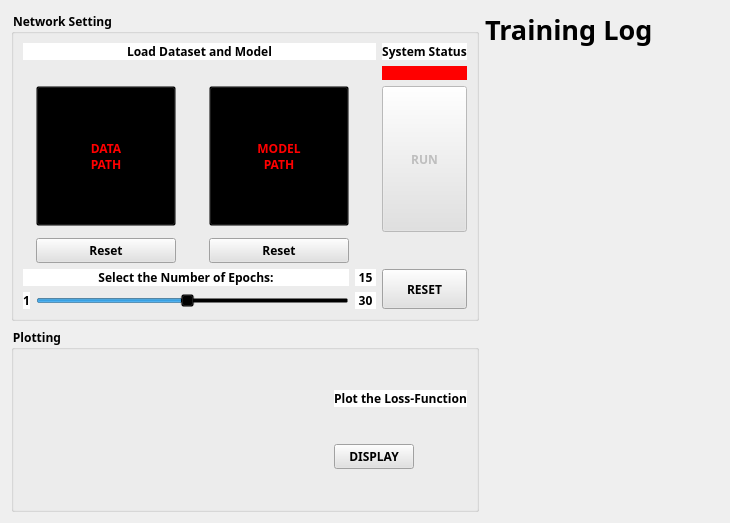
This is rLearning_Computer_Vision/TrainWidget.ui in SAIL-LAB155/Learning_Computer_Vision as Qt 5 draws it before an edit. The edited form follows.
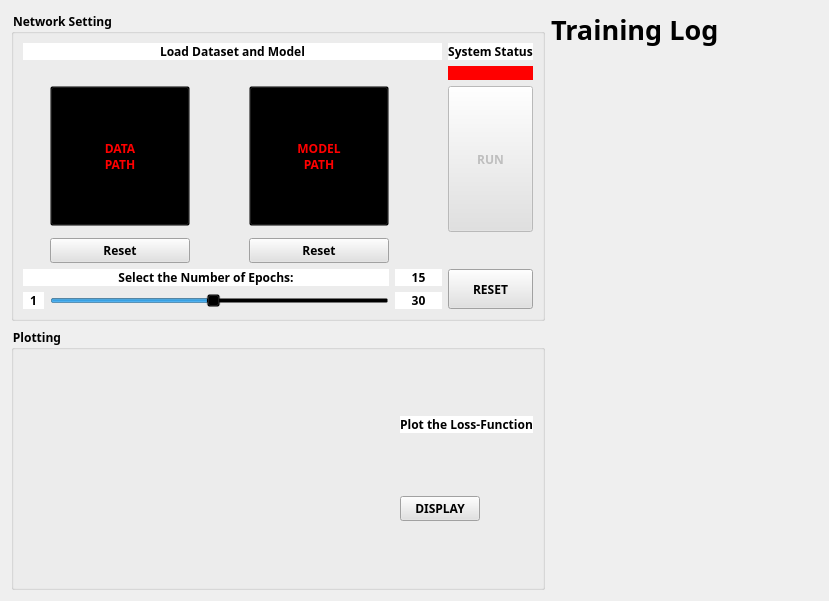
This is the edited form. Icons and pictures are not drawn.

The edit to the form file:
```diff
--- a/rLearning_Computer_Vision/TrainWidget.ui
+++ b/rLearning_Computer_Vision/TrainWidget.ui
@@ -6,8 +6,8 @@
    <rect>
     <x>0</x>
     <y>0</y>
-    <width>730</width>
-    <height>523</height>
+    <width>829</width>
+    <height>601</height>
    </rect>
   </property>
   <property name="windowTitle">
@@ -449,7 +449,7 @@
         </property>
         <property name="sizeHint" stdset="0">
          <size>
-          <width>40</width>
+          <width>50</width>
           <height>20</height>
          </size>
         </property>
@@ -468,6 +468,7 @@
           <property name="font">
            <font>
             <family>Purisa</family>
+            <pointsize>9</pointsize>
             <weight>75</weight>
             <bold>true</bold>
            </font>
@@ -497,6 +498,7 @@
           <property name="font">
            <font>
             <family>Purisa</family>
+            <pointsize>9</pointsize>
             <weight>75</weight>
             <bold>true</bold>
            </font>
```
